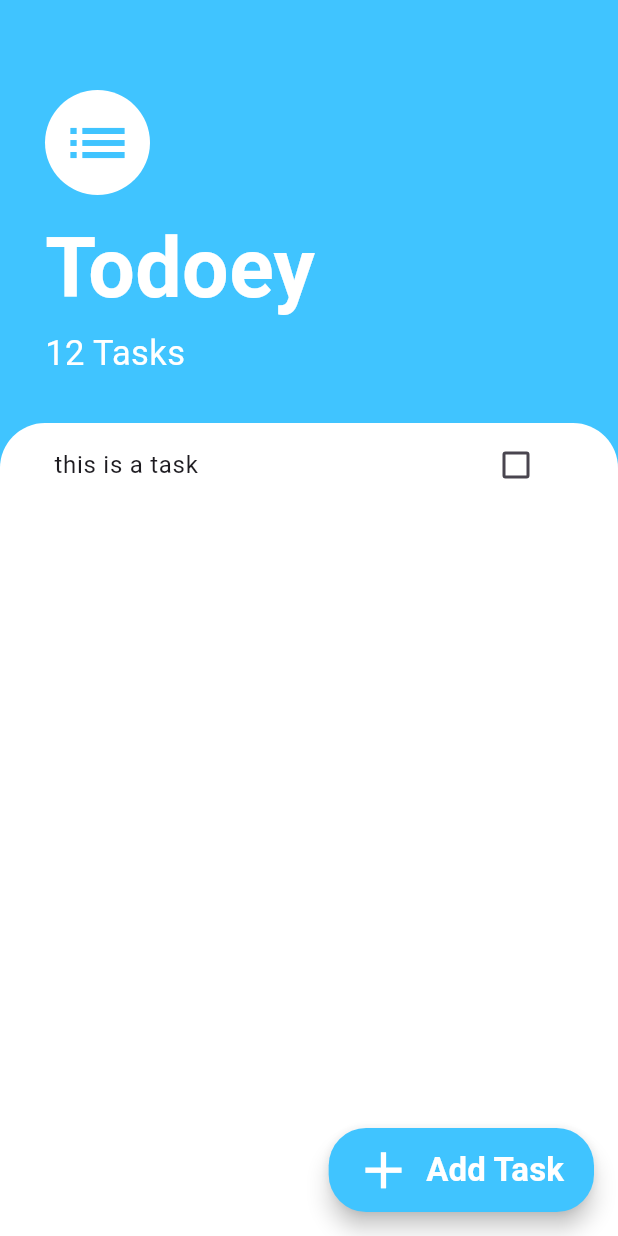
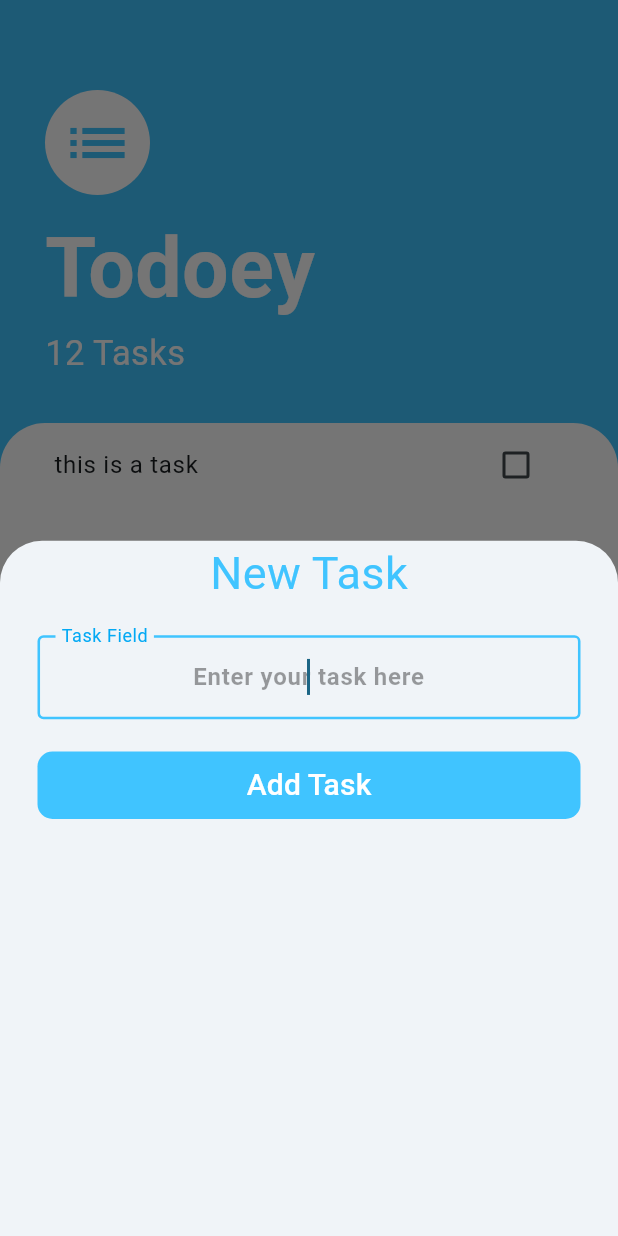
Before and after one commit to ERFAN-gray/todoey_app, a Flutter app: the screen it shows after launch, after a tap on "Add Task", on a phone screen of 412 x 824 dp. Run offline on Flutter 3.47's test engine with Material 3 defaults, Android fonts, the phone set to English and light mode, and no system bars.

Commit message:
ui complited

```diff
--- /dev/null
+++ b/lib/Screens/add_task_screen.dart
@@ -0,0 +1,59 @@
+import 'package:flutter/material.dart';
+
+class AddTaskScreen extends StatelessWidget {
+  const AddTaskScreen({super.key});
+
+  @override
+  Widget build(BuildContext context) {
+    return Padding(
+      padding: EdgeInsets.symmetric(horizontal: 25),
+      child: Column(
+        crossAxisAlignment: CrossAxisAlignment.stretch,
+        children: [
+          Center(
+            child: Text(
+              "New Task",
+              style: TextStyle(color: Colors.lightBlueAccent, fontSize: 30),
+            ),
+          ),
+          SizedBox(height: 20),
+          TextField(
+            style: TextStyle(color: Colors.black, fontWeight: FontWeight.bold),
+            autofocus: true,
+            textAlign: TextAlign.center,
+            decoration: InputDecoration(
+              focusedBorder: OutlineInputBorder(
+                borderSide: BorderSide(
+                  color: Colors.lightBlueAccent,
+                  width: 1.7,
+                ),
+              ),
+              label: Text(
+                "Task Field",
+                style: TextStyle(color: Colors.lightBlue),
+              ),
+              hintText: "Enter your task here",
+              hintStyle: TextStyle(color: Colors.black38),
+            ),
+          ),
+          SizedBox(height: 20),
+          TextButton(
+            onPressed: () {},
+            style: ButtonStyle(
+              backgroundColor: WidgetStateProperty.all(Colors.lightBlueAccent),
+              shape: WidgetStateProperty.all(
+                RoundedRectangleBorder(
+                  borderRadius: BorderRadius.all(Radius.circular(10)),
+                ),
+              ),
+            ),
+            child: Text(
+              "Add Task",
+              style: TextStyle(color: Colors.white, fontSize: 20),
+            ),
+          ),
+        ],
+      ),
+    );
+  }
+}
--- a/lib/Screens/tasks_screen.dart
+++ b/lib/Screens/tasks_screen.dart
@@ -1,5 +1,6 @@
 import 'package:flutter/material.dart';
 import 'package:todoey_app/Widgets/tasks_list.dart';
+import 'add_task_screen.dart';
 
 class TasksScreen extends StatelessWidget {
   const TasksScreen({super.key});
@@ -10,7 +11,12 @@ class TasksScreen extends StatelessWidget {
       backgroundColor: Colors.lightBlueAccent,
       floatingActionButton: FloatingActionButton.extended(
         shape: RoundedRectangleBorder(borderRadius: BorderRadius.circular(25)),
-        onPressed: () {},
+        onPressed: () {
+          showModalBottomSheet(
+            context: context,
+            builder: (context) => AddTaskScreen(),
+          );
+        },
         backgroundColor: Colors.lightBlueAccent,
         icon: Icon(Icons.add, size: 41, color: Colors.white),
         label: Text(
--- a/lib/main.dart
+++ b/lib/main.dart
@@ -10,6 +10,11 @@ class MyApp extends StatelessWidget {
 
   @override
   Widget build(BuildContext context) {
-    return MaterialApp(home: TasksScreen());
+    return MaterialApp(
+      home: TasksScreen(),
+      theme: ThemeData(
+        colorScheme: ColorScheme.fromSeed(seedColor: Colors.lightBlueAccent),
+      ),
+    );
   }
 }
```
